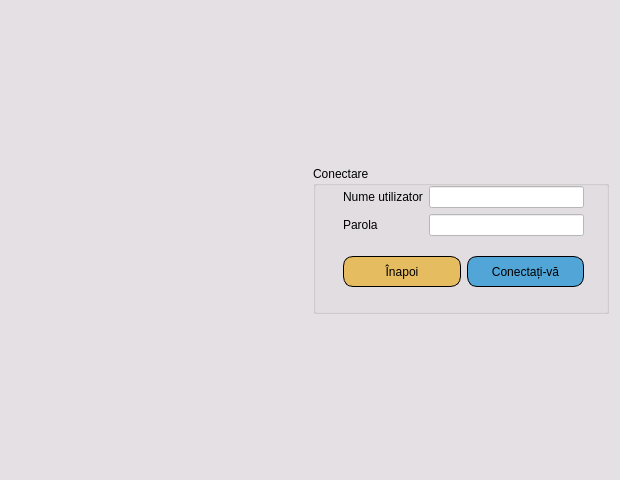
Old version of the form Solution - Secure Drive/login.ui in the repository Banicaliviu/Proiect-poo-SecureDrive.
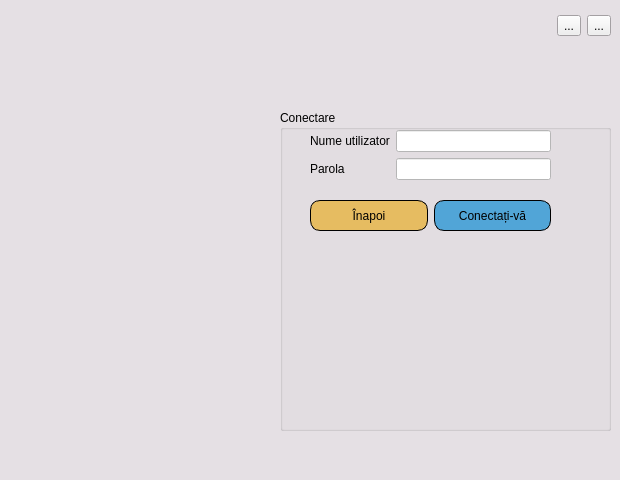
New version of the form. Icons and pictures are not drawn.

The edit to the form file:
```diff
--- a/Solution - Secure Drive/login.ui
+++ b/Solution - Secure Drive/login.ui
@@ -88,8 +88,83 @@
     <normalon>C:/Users/User/Desktop/SecureDriveIcon.jpeg</normalon>
    </iconset>
   </property>
-  <layout class="QGridLayout" name="gridLayout">
-   <item row="0" column="0" rowspan="3">
+  <widget class="QWidget" name="horizontalLayoutWidget_2">
+   <property name="geometry">
+    <rect>
+     <x>280</x>
+     <y>10</y>
+     <width>331</width>
+     <height>31</height>
+    </rect>
+   </property>
+   <layout class="QHBoxLayout" name="horizontalLayout_2">
+    <item>
+     <spacer name="horizontalSpacer">
+      <property name="orientation">
+       <enum>Qt::Horizontal</enum>
+      </property>
+      <property name="sizeHint" stdset="0">
+       <size>
+        <width>40</width>
+        <height>20</height>
+       </size>
+      </property>
+     </spacer>
+    </item>
+    <item>
+     <widget class="QToolButton" name="toolButton_min">
+      <property name="text">
+       <string>...</string>
+      </property>
+      <property name="icon">
+       <iconset resource="Resource.qrc">
+        <normaloff>:/img/img/minimize-window-16.png</normaloff>:/img/img/minimize-window-16.png</iconset>
+      </property>
+      <property name="shortcut">
+       <string>Ctrl+M</string>
+      </property>
+     </widget>
+    </item>
+    <item>
+     <widget class="QToolButton" name="toolButton_iesire">
+      <property name="text">
+       <string>...</string>
+      </property>
+      <property name="icon">
+       <iconset resource="Resource.qrc">
+        <normaloff>:/img/img/close-window-16.png</normaloff>:/img/img/close-window-16.png</iconset>
+      </property>
+      <property name="shortcut">
+       <string>Ctrl+Q</string>
+      </property>
+     </widget>
+    </item>
+   </layout>
+  </widget>
+  <widget class="QWidget" name="layoutWidget">
+   <property name="geometry">
+    <rect>
+     <x>9</x>
+     <y>10</y>
+     <width>254</width>
+     <height>461</height>
+    </rect>
+   </property>
+   <layout class="QVBoxLayout" name="verticalLayout">
+    <item>
+     <spacer name="verticalSpacer">
+      <property name="orientation">
+       <enum>Qt::Vertical</enum>
+      </property>
+      <property name="sizeHint" stdset="0">
+       <size>
+        <width>20</width>
+        <height>40</height>
+       </size>
+      </property>
+     </spacer>
+    </item>
+    <item>
     <widget class="QLabel" name="label_3">
      <property name="text">
       <string/>
@@ -99,7 +174,48 @@
      </property>
     </widget>
    </item>
-   <item row="1" column="1">
+    <item>
+     <spacer name="verticalSpacer_2">
+      <property name="orientation">
+       <enum>Qt::Vertical</enum>
+      </property>
+      <property name="sizeHint" stdset="0">
+       <size>
+        <width>20</width>
+        <height>40</height>
+       </size>
+      </property>
+     </spacer>
+    </item>
+   </layout>
+  </widget>
+  <widget class="QWidget" name="layoutWidget">
+   <property name="geometry">
+    <rect>
+     <x>280</x>
+     <y>50</y>
+     <width>331</width>
+     <height>421</height>
+    </rect>
+   </property>
+   <layout class="QVBoxLayout" name="verticalLayout_2">
+    <item>
+     <spacer name="verticalSpacer_3">
+      <property name="orientation">
+       <enum>Qt::Vertical</enum>
+      </property>
+      <property name="sizeType">
+       <enum>QSizePolicy::Preferred</enum>
+      </property>
+      <property name="sizeHint" stdset="0">
+       <size>
+        <width>20</width>
+        <height>60</height>
+       </size>
+      </property>
+     </spacer>
+    </item>
+    <item>
     <widget class="QGroupBox" name="groupBox">
      <property name="palette">
       <palette>
@@ -189,7 +305,72 @@
         </widget>
        </item>
        <item row="0" column="1">
-        <widget class="QLineEdit" name="lineEdit_username"/>
+         <widget class="QLineEdit" name="lineEdit_username">
+          <property name="palette">
+           <palette>
+            <active>
+             <colorrole role="Text">
+              <brush brushstyle="SolidPattern">
+               <color alpha="255">
+                <red>63</red>
+                <green>63</green>
+                <blue>63</blue>
+               </color>
+              </brush>
+             </colorrole>
+             <colorrole role="PlaceholderText">
+              <brush brushstyle="SolidPattern">
+               <color alpha="128">
+                <red>66</red>
+                <green>66</green>
+                <blue>66</blue>
+               </color>
+              </brush>
+             </colorrole>
+            </active>
+            <inactive>
+             <colorrole role="Text">
+              <brush brushstyle="SolidPattern">
+               <color alpha="255">
+                <red>63</red>
+                <green>63</green>
+                <blue>63</blue>
+               </color>
+              </brush>
+             </colorrole>
+             <colorrole role="PlaceholderText">
+              <brush brushstyle="SolidPattern">
+               <color alpha="128">
+                <red>66</red>
+                <green>66</green>
+                <blue>66</blue>
+               </color>
+              </brush>
+             </colorrole>
+            </inactive>
+            <disabled>
+             <colorrole role="Text">
+              <brush brushstyle="SolidPattern">
+               <color alpha="255">
+                <red>120</red>
+                <green>120</green>
+                <blue>120</blue>
+               </color>
+              </brush>
+             </colorrole>
+             <colorrole role="PlaceholderText">
+              <brush brushstyle="SolidPattern">
+               <color alpha="128">
+                <red>0</red>
+                <green>0</green>
+                <blue>0</blue>
+               </color>
+              </brush>
+             </colorrole>
+            </disabled>
+           </palette>
+          </property>
+         </widget>
        </item>
        <item row="1" column="0">
         <widget class="QLabel" name="label_2">
@@ -200,6 +381,70 @@
        </item>
        <item row="1" column="1">
         <widget class="QLineEdit" name="lineEdit_password">
+          <property name="palette">
+           <palette>
+            <active>
+             <colorrole role="Text">
+              <brush brushstyle="SolidPattern">
+               <color alpha="255">
+                <red>66</red>
+                <green>66</green>
+                <blue>66</blue>
+               </color>
+              </brush>
+             </colorrole>
+             <colorrole role="PlaceholderText">
+              <brush brushstyle="SolidPattern">
+               <color alpha="128">
+                <red>66</red>
+                <green>66</green>
+                <blue>66</blue>
+               </color>
+              </brush>
+             </colorrole>
+            </active>
+            <inactive>
+             <colorrole role="Text">
+              <brush brushstyle="SolidPattern">
+               <color alpha="255">
+                <red>66</red>
+                <green>66</green>
+                <blue>66</blue>
+               </color>
+              </brush>
+             </colorrole>
+             <colorrole role="PlaceholderText">
+              <brush brushstyle="SolidPattern">
+               <color alpha="128">
+                <red>66</red>
+                <green>66</green>
+                <blue>66</blue>
+               </color>
+              </brush>
+             </colorrole>
+            </inactive>
+            <disabled>
+             <colorrole role="Text">
+              <brush brushstyle="SolidPattern">
+               <color alpha="255">
+                <red>120</red>
+                <green>120</green>
+                <blue>120</blue>
+               </color>
+              </brush>
+             </colorrole>
+             <colorrole role="PlaceholderText">
+              <brush brushstyle="SolidPattern">
+               <color alpha="128">
+                <red>0</red>
+                <green>0</green>
+                <blue>0</blue>
+               </color>
+              </brush>
+             </colorrole>
+            </disabled>
+           </palette>
+          </property>
          <property name="echoMode">
           <enum>QLineEdit::Password</enum>
          </property>
@@ -273,8 +518,27 @@
      </widget>
     </widget>
    </item>
-  </layout>
- </widget>
- <resources/>
+    <item>
+     <spacer name="verticalSpacer_4">
+      <property name="orientation">
+       <enum>Qt::Vertical</enum>
+      </property>
+      <property name="sizeType">
+       <enum>QSizePolicy::Preferred</enum>
+      </property>
+      <property name="sizeHint" stdset="0">
+       <size>
+        <width>20</width>
+        <height>40</height>
+       </size>
+      </property>
+     </spacer>
+    </item>
+   </layout>
+  </widget>
+ </widget>
+ <resources>
+  <include location="Resource.qrc"/>
+ </resources>
  <connections/>
 </ui>
```
Left out of the diff: 4 changed lines with no effect on the pictures. Lines whose indentation alone changed are shown as unchanged.
